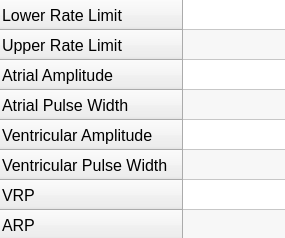
CarlosCapili/3K04-Pacemaker-Project, file DCM/ui_files/parameters.ui: the form before one commit.
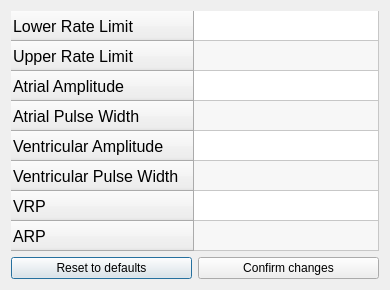
The form after the commit.

```diff
--- a/DCM/ui_files/parameters.ui
+++ b/DCM/ui_files/parameters.ui
@@ -6,28 +6,40 @@
    <rect>
     <x>0</x>
     <y>0</y>
-    <width>285</width>
-    <height>238</height>
+    <width>390</width>
+    <height>290</height>
    </rect>
   </property>
+  <property name="sizePolicy">
+   <sizepolicy hsizetype="Fixed" vsizetype="Fixed">
+    <horstretch>0</horstretch>
+    <verstretch>0</verstretch>
+   </sizepolicy>
+  </property>
+  <property name="minimumSize">
+   <size>
+    <width>390</width>
+    <height>290</height>
+   </size>
+  </property>
+  <property name="maximumSize">
+   <size>
+    <width>390</width>
+    <height>290</height>
+   </size>
+  </property>
   <property name="windowTitle">
    <string>Parameters</string>
   </property>
   <property name="sizeGripEnabled">
    <bool>false</bool>
   </property>
+  <layout class="QGridLayout" name="gridLayout">
+   <item row="0" column="0">
   <widget class="QTableWidget" name="tableWidget">
    <property name="enabled">
     <bool>true</bool>
    </property>
-   <property name="geometry">
-    <rect>
-     <x>0</x>
-     <y>0</y>
-     <width>291</width>
-     <height>271</height>
-    </rect>
-   </property>
    <property name="sizePolicy">
     <sizepolicy hsizetype="Expanding" vsizetype="Expanding">
      <horstretch>0</horstretch>
@@ -194,6 +206,38 @@
     </property>
    </item>
   </widget>
+   </item>
+   <item row="1" column="0">
+    <layout class="QHBoxLayout" name="horizontalLayout">
+     <item>
+      <widget class="QPushButton" name="pushButton">
+       <property name="minimumSize">
+        <size>
+         <width>0</width>
+         <height>20</height>
+        </size>
+       </property>
+       <property name="text">
+        <string>Reset to defaults</string>
+       </property>
+      </widget>
+     </item>
+     <item>
+      <widget class="QPushButton" name="pushButton_2">
+       <property name="minimumSize">
+        <size>
+         <width>0</width>
+         <height>20</height>
+        </size>
+       </property>
+       <property name="text">
+        <string>Confirm changes</string>
+       </property>
+      </widget>
+     </item>
+    </layout>
+   </item>
+  </layout>
  </widget>
  <resources/>
  <connections/>
```
Lines whose indentation alone changed are shown as unchanged.
